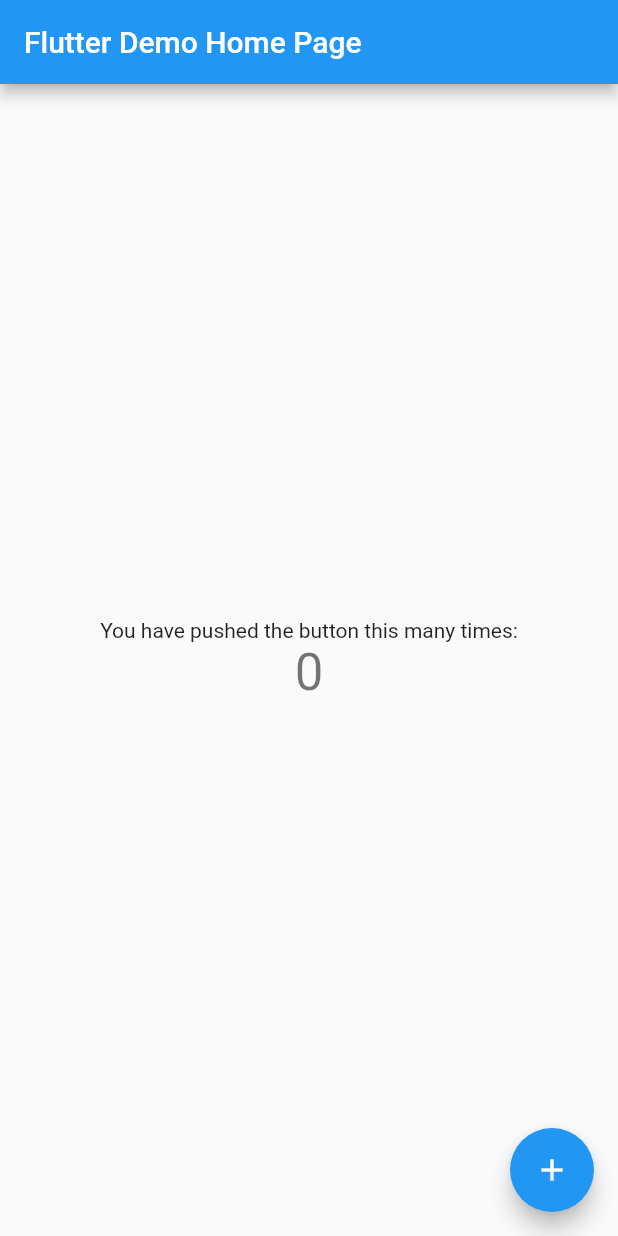
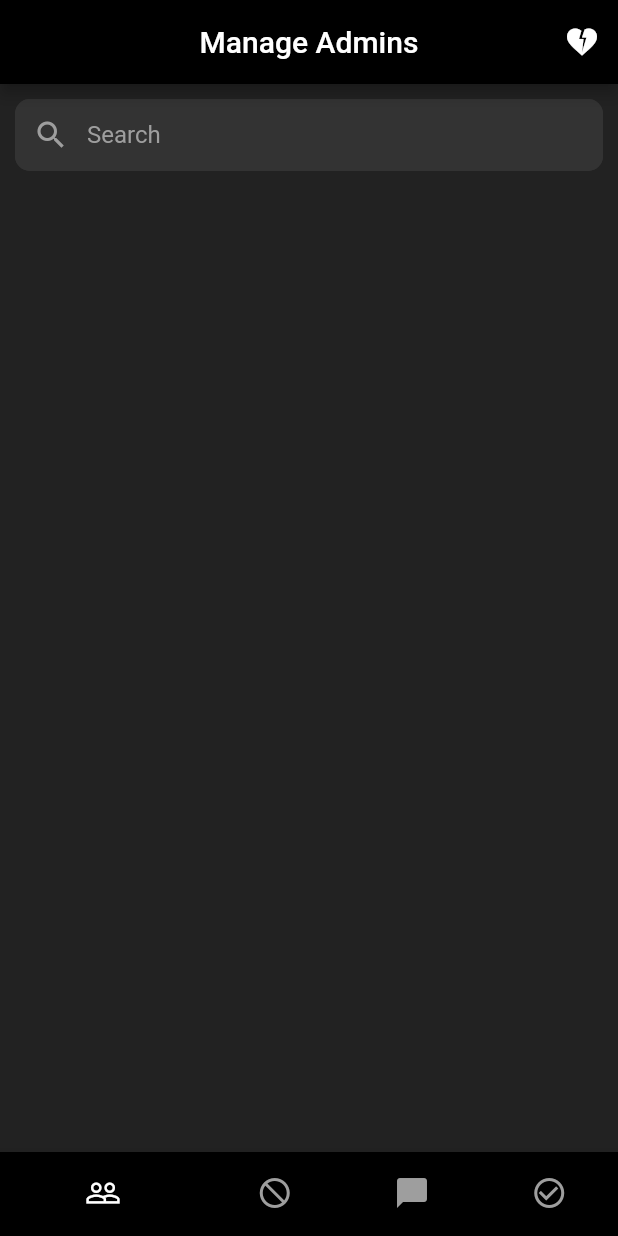
Before and after one commit to aarteaga53/search, a Flutter app: the screen it shows after launch, on a phone screen of 412 x 824 dp. Run offline on Flutter 3.47's test engine with Material 2 defaults, Android fonts, the phone set to English and light mode, and no system bars.

Commit message:
added bottom navbar and search textfield

```diff
--- a/lib/main.dart
+++ b/lib/main.dart
@@ -11,35 +11,18 @@ class MyApp extends StatelessWidget {
   @override
   Widget build(BuildContext context) {
     return MaterialApp(
-      title: 'Flutter Demo',
+      debugShowCheckedModeBanner: false,
+      title: 'Search',
       theme: ThemeData(
-        // This is the theme of your application.
-        //
-        // Try running your application with "flutter run". You'll see the
-        // application has a blue toolbar. Then, without quitting the app, try
-        // changing the primarySwatch below to Colors.green and then invoke
-        // "hot reload" (press "r" in the console where you ran "flutter run",
-        // or simply save your changes to "hot reload" in a Flutter IDE).
-        // Notice that the counter didn't reset back to zero; the application
-        // is not restarted.
         primarySwatch: Colors.blue,
       ),
-      home: const MyHomePage(title: 'Flutter Demo Home Page'),
+      home: const MyHomePage(title: 'Manage Admins'),
     );
   }
 }
 
 class MyHomePage extends StatefulWidget {
   const MyHomePage({super.key, required this.title});
-
-  // This widget is the home page of your application. It is stateful, meaning
-  // that it has a State object (defined below) that contains fields that affect
-  // how it looks.
-
-  // This class is the configuration for the state. It holds the values (in this
-  // case the title) provided by the parent (in this case the App widget) and
-  // used by the build method of the State. Fields in a Widget subclass are
-  // always marked "final".
 
   final String title;
 
@@ -48,68 +31,109 @@ class MyHomePage extends StatefulWidget {
 }
 
 class _MyHomePageState extends State<MyHomePage> {
-  int _counter = 0;
 
-  void _incrementCounter() {
+  int _selectedIndex = 0; // index for navigation bar item
+  String searchName = ""; // the name that is being searched for
+
+  /// Updates the selected index of the navigation bar item
+  void _onItemTapped(int index) {
     setState(() {
-      // This call to setState tells the Flutter framework that something has
-      // changed in this State, which causes it to rerun the build method below
-      // so that the display can reflect the updated values. If we changed
-      // _counter without calling setState(), then the build method would not be
-      // called again, and so nothing would appear to happen.
-      _counter++;
+      _selectedIndex = index;
+    });
+  }
+
+  /// Updates the name that is being searched for
+  void updateSearch(String newSearchName) {
+    setState(() {
+      searchName = newSearchName;
     });
   }
 
   @override
   Widget build(BuildContext context) {
-    // This method is rerun every time setState is called, for instance as done
-    // by the _incrementCounter method above.
-    //
-    // The Flutter framework has been optimized to make rerunning build methods
-    // fast, so that you can just rebuild anything that needs updating rather
-    // than having to individually change instances of widgets.
     return Scaffold(
+      backgroundColor: const Color(0xff222222),
       appBar: AppBar(
-        // Here we take the value from the MyHomePage object that was created by
-        // the App.build method, and use it to set our appbar title.
         title: Text(widget.title),
+        centerTitle: true,
+        backgroundColor: Colors.black,
+        actions: [
+          IconButton(
+            onPressed: () {},
+            icon: const Icon(Icons.heart_broken),
+          ),
+        ],
       ),
       body: Center(
-        // Center is a layout widget. It takes a single child and positions it
-        // in the middle of the parent.
-        child: Column(
-          // Column is also a layout widget. It takes a list of children and
-          // arranges them vertically. By default, it sizes itself to fit its
-          // children horizontally, and tries to be as tall as its parent.
-          //
-          // Invoke "debug painting" (press "p" in the console, choose the
-          // "Toggle Debug Paint" action from the Flutter Inspector in Android
-          // Studio, or the "Toggle Debug Paint" command in Visual Studio Code)
-          // to see the wireframe for each widget.
-          //
-          // Column has various properties to control how it sizes itself and
-          // how it positions its children. Here we use mainAxisAlignment to
-          // center the children vertically; the main axis here is the vertical
-          // axis because Columns are vertical (the cross axis would be
-          // horizontal).
-          mainAxisAlignment: MainAxisAlignment.center,
-          children: <Widget>[
-            const Text(
-              'You have pushed the button this many times:',
-            ),
-            Text(
-              '$_counter',
-              style: Theme.of(context).textTheme.headlineMedium,
+        child: Column (
+          children: [
+            Container(
+              padding: const EdgeInsets.all(10.0),
+              child: TextField(
+                onChanged: updateSearch,
+                style: const TextStyle(color: Colors.white),
+                cursorColor: Colors.grey,
+                decoration: InputDecoration(
+                  enabledBorder: OutlineInputBorder(
+                    borderRadius: BorderRadius.circular(10.0),
+                    borderSide: const BorderSide(
+                      color: Color(0xff333333),
+                      width: 1.0,
+                    ),
+                  ),
+                  focusedBorder: OutlineInputBorder(
+                    borderRadius: BorderRadius.circular(10.0),
+                    borderSide: const BorderSide(
+                      color: Color(0xff333333),
+                      width: 1.0,
+                    ),
+                  ),
+                  labelText: 'Search',
+                  labelStyle: const TextStyle(
+                    color: Colors.grey, //<-- SEE HERE
+                  ),
+                  contentPadding: const EdgeInsets.all(0),
+                  floatingLabelBehavior: FloatingLabelBehavior.never,
+                  filled: true,
+                  fillColor: const Color(0xff333333),
+                  prefixIcon: const Icon(Icons.search),
+                  prefixIconColor: Colors.grey,
+                ),
+              ),
             ),
           ],
-        ),
+        )
       ),
-      floatingActionButton: FloatingActionButton(
-        onPressed: _incrementCounter,
-        tooltip: 'Increment',
-        child: const Icon(Icons.add),
-      ), // This trailing comma makes auto-formatting nicer for build methods.
+      bottomNavigationBar: BottomNavigationBar(
+        items: const <BottomNavigationBarItem>[
+          BottomNavigationBarItem(
+            icon: Icon(Icons.people_outline),
+            label: 'Admin',
+            backgroundColor: Colors.black,
+          ),
+          BottomNavigationBarItem(
+            icon: Icon(Icons.block_flipped),
+            label: 'Ban',
+            backgroundColor: Colors.black,
+          ),
+          BottomNavigationBarItem(
+            icon: Icon(Icons.messenger),
+            label: 'Chat',
+            backgroundColor: Colors.black,
+          ),
+          BottomNavigationBarItem(
+            icon: Icon(Icons.check_circle_outline),
+            label: 'Pending',
+            backgroundColor: Colors.black,
+          ),
+        ],
+        currentIndex: _selectedIndex,
+        selectedItemColor: Colors.white,
+        unselectedItemColor: Colors.grey,
+        showSelectedLabels: false,
+        showUnselectedLabels: false,
+        onTap: _onItemTapped,
+      ),
     );
   }
 }
```
